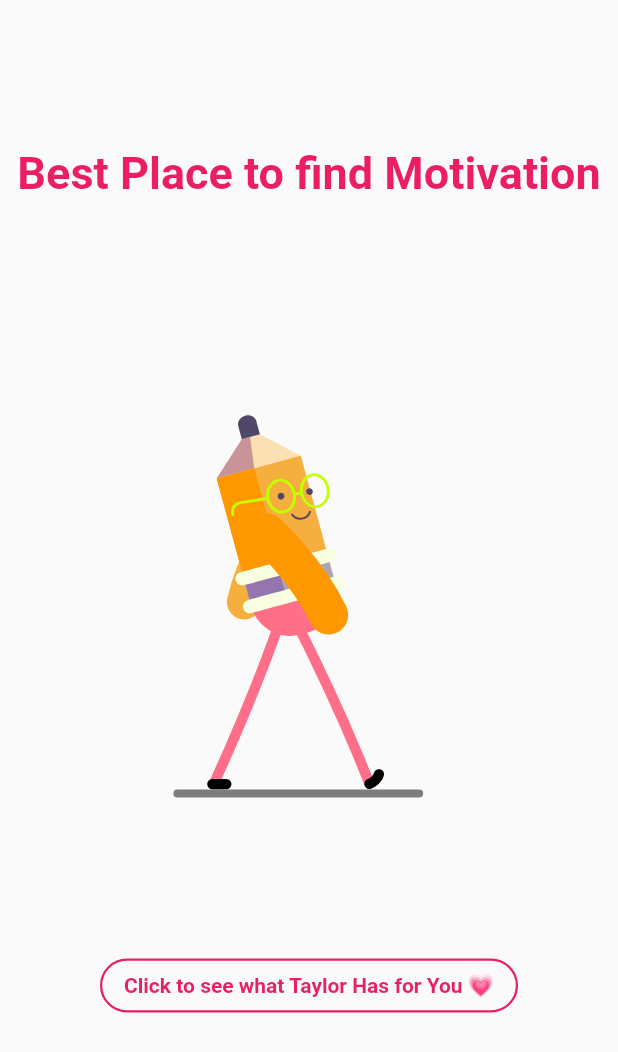
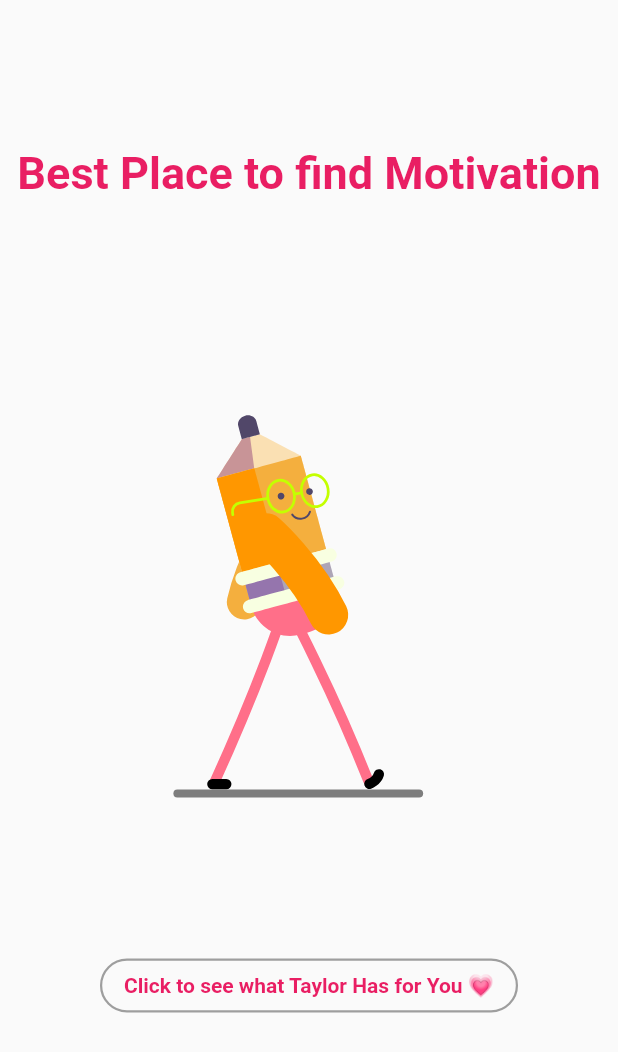
Before and after one commit to dhruv1345/taylormagic, a Flutter app: the screen it shows after launch, on a phone screen of 412 x 824 dp. Shown: the top 1052 px of the screen. Run offline on Flutter 3.47's test engine with Material 2 defaults, Android fonts, the phone set to English and light mode, and no system bars; drawn by our look-alikes of lottie; our stand-ins replace share_plus.

```diff
--- a/lib/splashscreen.dart
+++ b/lib/splashscreen.dart
@@ -36,7 +36,7 @@ class splashScreen extends StatelessWidget {
                 OutlinedButton(
                     style: OutlinedButton.styleFrom(
                         shape: StadiumBorder(),
-                        side: BorderSide(width: 1.5, color: Colors.pink)),
+                        side: BorderSide(width: 1.5, color: Colors.grey)),
                     onPressed: () {
                       Navigator.push(
                         context,
```
